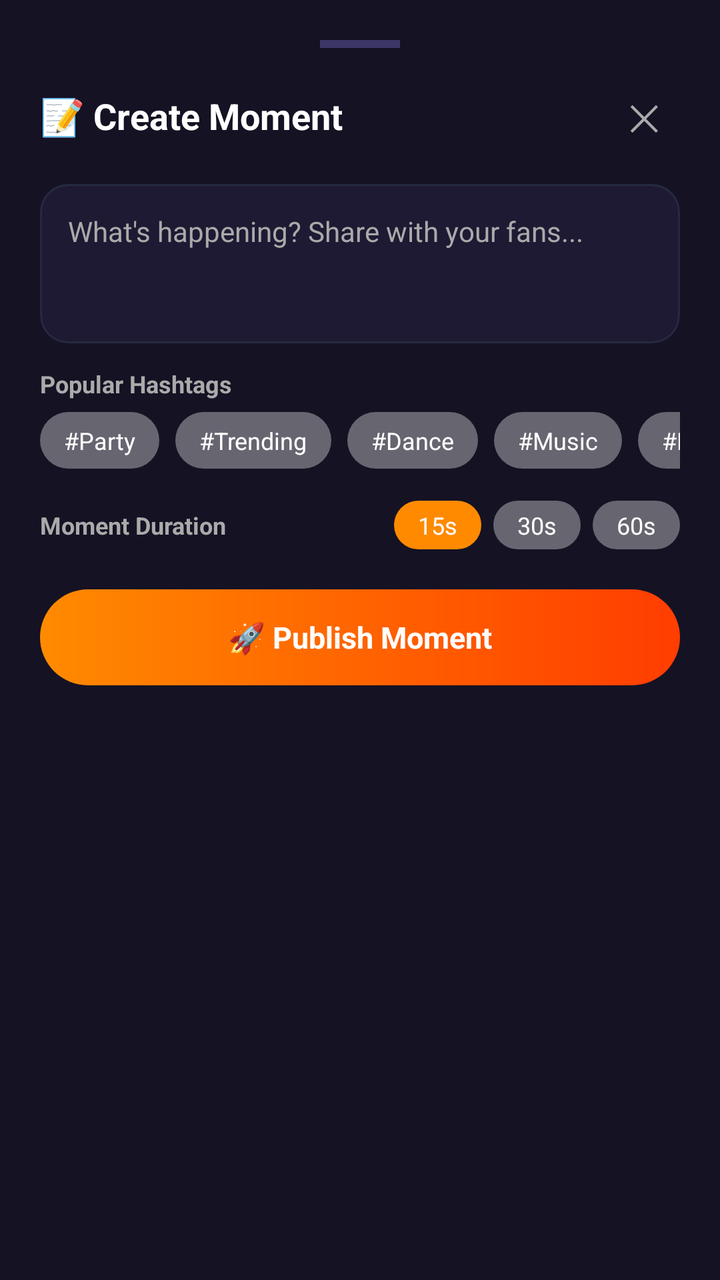
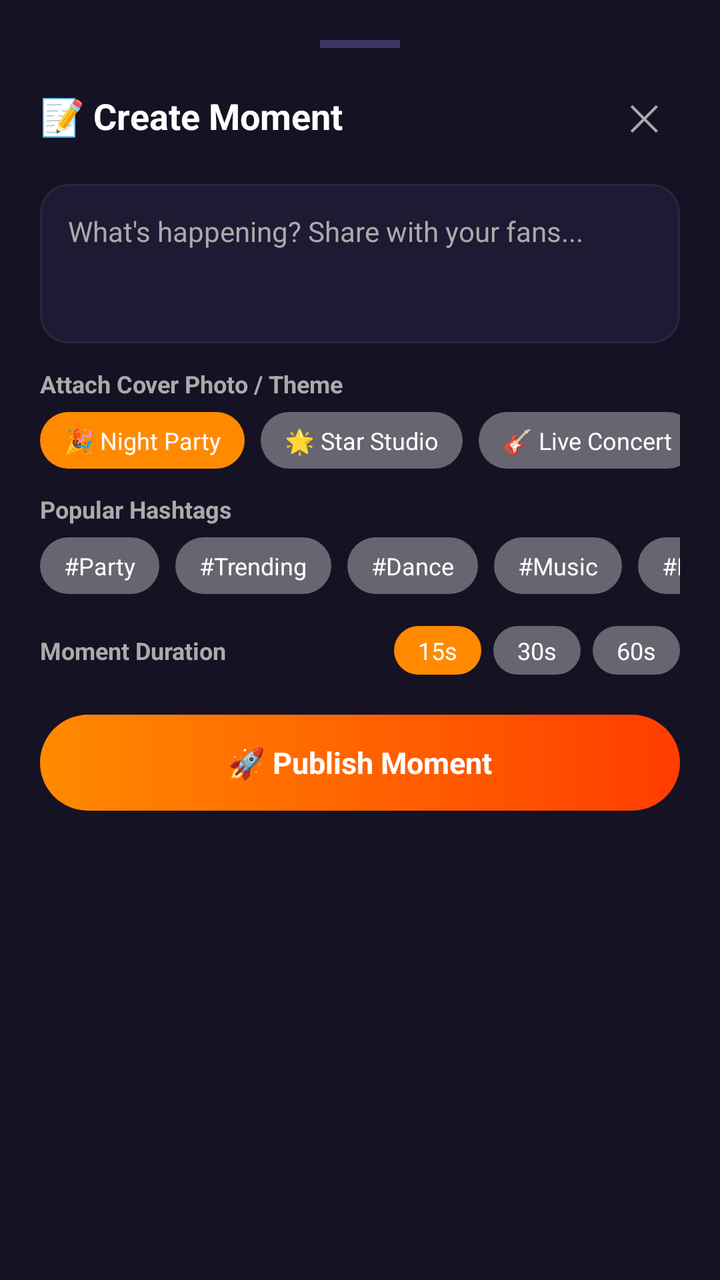

Two renders of the same Android screen: before a commit and after it. Below are the layout's source before the change and the commit's diff.
<!-- AndroidManifest.xml: application theme Theme.UnrealStar -->
<!-- res/layout/sheet_create_post.xml -->
<?xml version="1.0" encoding="utf-8"?>
<LinearLayout xmlns:android="http://schemas.android.com/apk/res/android"
    xmlns:app="http://schemas.android.com/apk/res-auto"
    xmlns:tools="http://schemas.android.com/tools"
    android:layout_width="match_parent"
    android:layout_height="wrap_content"
    android:background="#151224"
    android:orientation="vertical"
    android:padding="20dp">

    
    <View
        android:layout_width="40dp"
        android:layout_height="4dp"
        android:layout_gravity="center_horizontal"
        android:layout_marginBottom="16dp"
        android:background="#3D3766" />

    
    <RelativeLayout
        android:layout_width="match_parent"
        android:layout_height="wrap_content"
        android:layout_marginBottom="16dp">

        <TextView
            android:layout_width="wrap_content"
            android:layout_height="wrap_content"
            android:layout_alignParentStart="true"
            android:layout_centerVertical="true"
            android:text="📝 Create Moment"
            android:textColor="@color/text_white"
            android:textSize="18sp"
            android:textStyle="bold" />

        <TextView
            android:id="@+id/btnClosePost"
            android:layout_width="36dp"
            android:layout_height="36dp"
            android:layout_alignParentEnd="true"
            android:layout_centerVertical="true"
            android:background="?attr/selectableItemBackgroundBorderless"
            android:gravity="center"
            android:text="✕"
            android:textColor="@color/text_muted"
            android:textSize="18sp" />
    </RelativeLayout>

    
    <com.google.android.material.card.MaterialCardView
        android:layout_width="match_parent"
        android:layout_height="wrap_content"
        android:layout_marginBottom="12dp"
        app:cardBackgroundColor="#1E1A33"
        app:cardCornerRadius="14dp"
        app:cardElevation="0dp"
        app:strokeColor="#252A40"
        app:strokeWidth="1dp">

        <EditText
            android:id="@+id/etCaption"
            android:layout_width="match_parent"
            android:layout_height="wrap_content"
            android:background="@null"
            android:gravity="top|start"
            android:hint="What's happening? Share with your fans..."
            android:inputType="textMultiLine|textCapSentences"
            android:minLines="3"
            android:maxLines="6"
            android:padding="14dp"
            android:textColor="@color/text_white"
            android:textColorHint="@color/text_muted"
            android:textSize="14sp" />
    </com.google.android.material.card.MaterialCardView>

    
    <TextView
        android:layout_width="wrap_content"
        android:layout_height="wrap_content"
        android:layout_marginBottom="6dp"
        android:text="Popular Hashtags"
        android:textColor="@color/text_muted"
        android:textSize="12sp"
        android:textStyle="bold" />

    
    <HorizontalScrollView
        android:layout_width="match_parent"
        android:layout_height="wrap_content"
        android:layout_marginBottom="16dp"
        android:scrollbars="none">

        <LinearLayout
            android:id="@+id/layoutTags"
            android:layout_width="wrap_content"
            android:layout_height="wrap_content"
            android:orientation="horizontal">

            <TextView
                android:id="@+id/tagParty"
                android:layout_width="wrap_content"
                android:layout_height="wrap_content"
                android:layout_marginEnd="8dp"
                android:background="@drawable/bg_chip_translucent"
                android:paddingHorizontal="12dp"
                android:paddingVertical="6dp"
                android:text="#Party"
                android:textColor="@color/text_white"
                android:textSize="12sp" />

            <TextView
                android:id="@+id/tagTrending"
                android:layout_width="wrap_content"
                android:layout_height="wrap_content"
                android:layout_marginEnd="8dp"
                android:background="@drawable/bg_chip_translucent"
                android:paddingHorizontal="12dp"
                android:paddingVertical="6dp"
                android:text="#Trending"
                android:textColor="@color/text_white"
                android:textSize="12sp" />

            <TextView
                android:id="@+id/tagDance"
                android:layout_width="wrap_content"
                android:layout_height="wrap_content"
                android:layout_marginEnd="8dp"
                android:background="@drawable/bg_chip_translucent"
                android:paddingHorizontal="12dp"
                android:paddingVertical="6dp"
                android:text="#Dance"
                android:textColor="@color/text_white"
                android:textSize="12sp" />

            <TextView
                android:id="@+id/tagMusic"
                android:layout_width="wrap_content"
                android:layout_height="wrap_content"
                android:layout_marginEnd="8dp"
                android:background="@drawable/bg_chip_translucent"
                android:paddingHorizontal="12dp"
                android:paddingVertical="6dp"
                android:text="#Music"
                android:textColor="@color/text_white"
                android:textSize="12sp" />

            <TextView
                android:id="@+id/tagLive"
                android:layout_width="wrap_content"
                android:layout_height="wrap_content"
                android:layout_marginEnd="8dp"
                android:background="@drawable/bg_chip_translucent"
                android:paddingHorizontal="12dp"
                android:paddingVertical="6dp"
                android:text="#Live"
                android:textColor="@color/text_white"
                android:textSize="12sp" />

            <TextView
                android:id="@+id/tagBollywood"
                android:layout_width="wrap_content"
                android:layout_height="wrap_content"
                android:background="@drawable/bg_chip_translucent"
                android:paddingHorizontal="12dp"
                android:paddingVertical="6dp"
                android:text="#Bollywood"
                android:textColor="@color/text_white"
                android:textSize="12sp" />
        </LinearLayout>
    </HorizontalScrollView>

    
    <LinearLayout
        android:layout_width="match_parent"
        android:layout_height="wrap_content"
        android:layout_marginBottom="20dp"
        android:gravity="center_vertical"
        android:orientation="horizontal">

        <TextView
            android:layout_width="0dp"
            android:layout_height="wrap_content"
            android:layout_weight="1"
            android:text="Moment Duration"
            android:textColor="@color/text_muted"
            android:textSize="12sp"
            android:textStyle="bold" />

        <TextView
            android:id="@+id/chipDur15"
            android:layout_width="wrap_content"
            android:layout_height="wrap_content"
            android:layout_marginEnd="6dp"
            android:background="@drawable/bg_chip_active"
            android:paddingHorizontal="12dp"
            android:paddingVertical="4dp"
            android:text="15s"
            android:textColor="@color/text_white"
            android:textSize="12sp" />

        <TextView
            android:id="@+id/chipDur30"
            android:layout_width="wrap_content"
            android:layout_height="wrap_content"
            android:layout_marginEnd="6dp"
            android:background="@drawable/bg_chip_translucent"
            android:paddingHorizontal="12dp"
            android:paddingVertical="4dp"
            android:text="30s"
            android:textColor="@color/text_white"
            android:textSize="12sp" />

        <TextView
            android:id="@+id/chipDur60"
            android:layout_width="wrap_content"
            android:layout_height="wrap_content"
            android:background="@drawable/bg_chip_translucent"
            android:paddingHorizontal="12dp"
            android:paddingVertical="4dp"
            android:text="60s"
            android:textColor="@color/text_white"
            android:textSize="12sp" />
    </LinearLayout>

    
    <TextView
        android:id="@+id/btnPublishPost"
        android:layout_width="match_parent"
        android:layout_height="48dp"
        android:background="@drawable/bg_btn_gradient_orange"
        android:gravity="center"
        android:text="🚀 Publish Moment"
        android:textColor="@color/text_white"
        android:textSize="15sp"
        android:textStyle="bold" />
</LinearLayout>
<!-- resources referenced by this layout -->
<resources>
  <color name="text_muted">#AAAAAA</color>
  <color name="text_white">#FFFFFF</color>
  <!-- drawable bg_btn_gradient_orange (drawable) -->
  <?xml version="1.0" encoding="utf-8"?>
  <shape xmlns:android="http://schemas.android.com/apk/res/android"
      android:shape="rectangle">
      <gradient
          android:angle="0"
          android:startColor="#FF8A00"
          android:endColor="#FF3D00"
          android:type="linear" />
      <corners android:radius="24dp" />
  </shape>
  <!-- drawable bg_chip_active (drawable) -->
  <?xml version="1.0" encoding="utf-8"?>
  <shape xmlns:android="http://schemas.android.com/apk/res/android"
      android:shape="rectangle">
      <solid android:color="#FF8A00" />
      <corners android:radius="16dp" />
  </shape>
  <!-- drawable bg_chip_translucent (drawable) -->
  <?xml version="1.0" encoding="utf-8"?>
  <shape xmlns:android="http://schemas.android.com/apk/res/android"
      android:shape="rectangle">
      <solid android:color="@color/chip_translucent" />
      <corners android:radius="16dp" />
  </shape>
  <style name="Theme.UnrealStar" parent="Theme.MaterialComponents.DayNight.NoActionBar">
          <item name="colorPrimary">@color/primary</item>
          <item name="colorPrimaryVariant">@color/primary_variant</item>
          <item name="colorSecondary">@color/secondary</item>
          <item name="android:statusBarColor">@color/background_dark</item>
          <item name="android:navigationBarColor">@color/background_dark</item>
      </style>
  <color name="chip_translucent">#59FFFFFF</color>
  <color name="primary">#FF0055</color>
  <color name="primary_variant">#D60047</color>
  <color name="secondary">#FFD700</color>
  <color name="background_dark">#121212</color>
</resources>

<!-- the commit's change to res/layout/sheet_create_post.xml (unified diff, before → after) -->
@@ -77,6 +77,78 @@
         android:layout_width="wrap_content"
         android:layout_height="wrap_content"
         android:layout_marginBottom="6dp"
+        android:text="Attach Cover Photo / Theme"
+        android:textColor="@color/text_muted"
+        android:textSize="12sp"
+        android:textStyle="bold" />
+
+    <HorizontalScrollView
+        android:layout_width="match_parent"
+        android:layout_height="wrap_content"
+        android:layout_marginBottom="12dp"
+        android:scrollbars="none">
+
+        <LinearLayout
+            android:id="@+id/layoutMediaCovers"
+            android:layout_width="wrap_content"
+            android:layout_height="wrap_content"
+            android:orientation="horizontal">
+
+            <TextView
+                android:id="@+id/coverParty"
+                android:layout_width="wrap_content"
+                android:layout_height="wrap_content"
+                android:layout_marginEnd="8dp"
+                android:background="@drawable/bg_chip_active"
+                android:paddingHorizontal="12dp"
+                android:paddingVertical="6dp"
+                android:text="🎉 Night Party"
+                android:textColor="@color/text_white"
+                android:textSize="12sp" />
+
+            <TextView
+                android:id="@+id/coverStudio"
+                android:layout_width="wrap_content"
+                android:layout_height="wrap_content"
+                android:layout_marginEnd="8dp"
+                android:background="@drawable/bg_chip_translucent"
+                android:paddingHorizontal="12dp"
+                android:paddingVertical="6dp"
+                android:text="🌟 Star Studio"
+                android:textColor="@color/text_white"
+                android:textSize="12sp" />
+
+            <TextView
+                android:id="@+id/coverConcert"
+                android:layout_width="wrap_content"
+                android:layout_height="wrap_content"
+                android:layout_marginEnd="8dp"
+                android:background="@drawable/bg_chip_translucent"
+                android:paddingHorizontal="12dp"
+                android:paddingVertical="6dp"
+                android:text="🎸 Live Concert"
+                android:textColor="@color/text_white"
+                android:textSize="12sp" />
+
+            <TextView
+                android:id="@+id/coverBollywood"
+                android:layout_width="wrap_content"
+                android:layout_height="wrap_content"
+                android:layout_marginEnd="8dp"
+                android:background="@drawable/bg_chip_translucent"
+                android:paddingHorizontal="12dp"
+                android:paddingVertical="6dp"
+                android:text="🎬 Bollywood"
+                android:textColor="@color/text_white"
+                android:textSize="12sp" />
+        </LinearLayout>
+    </HorizontalScrollView>
+
+    
+    <TextView
+        android:layout_width="wrap_content"
+        android:layout_height="wrap_content"
+        android:layout_marginBottom="6dp"
         android:text="Popular Hashtags"
         android:textColor="@color/text_muted"
         android:textSize="12sp"
